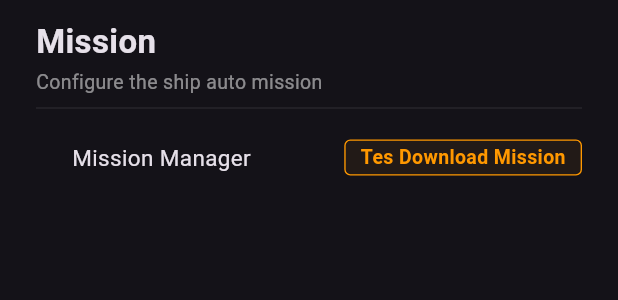
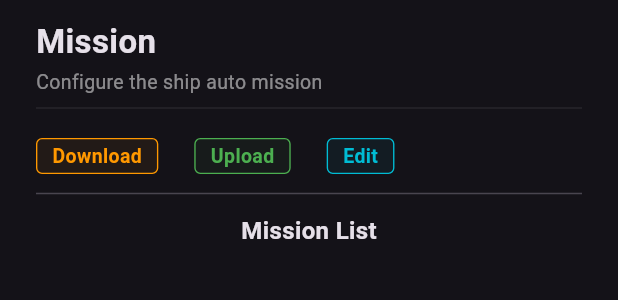
Before and after one commit to himampriyono/katamaran_ground_control, a Flutter app: the MissionPage widget shown alone on an empty page, opened directly, on a phone screen of 412 x 824 dp. Shown: the top 300 px of the screen. Run offline on Flutter 3.47's test engine with Material 3 defaults, Android fonts, the phone set to English and light mode, and no system bars; our stand-ins replace flutter_map, latlong2, shared_preferences; missing offline and left inert: dart:ffi, dart_mavlink, flutter_libserialport, window_manager; accounts and stored records are empty; statements that could not run were skipped.

Commit message:
add misison list display

```diff
--- a/lib/models/mission_item.dart
+++ /dev/null
@@ -1,18 +0,0 @@
-import 'package:dart_mavlink/dialects/common.dart';
-import 'package:flutter/material.dart';
-
-class MissionItem {
-  final int sequence;
-  final MavCmd command;
-  final double latitude;
-  final double longitude;
-  final double altitude;
-
-  const MissionItem({
-    required this.sequence,
-    required this.command,
-    required this.latitude,
-    required this.longitude,
-    required this.altitude,
-  });
-}
--- a/lib/widgets/settings/pages/mission_page.dart
+++ b/lib/widgets/settings/pages/mission_page.dart
@@ -1,7 +1,10 @@
 import 'package:flutter/material.dart';
 
+import '../../../data/mavlink_data.dart';
 import '../../../services/mission_service.dart';
+import '../../../services/notifier_service.dart';
 import '../widgets/action_button.dart';
+import '../widgets/mission_tile.dart';
 import '../widgets/setting_page_header.dart';
 import '../widgets/settings_group.dart';
 import '../widgets/settings_tile.dart';
@@ -20,20 +23,51 @@ class MissionPage extends StatelessWidget {
             title: "Mission",
             subtitle: "Configure the ship auto mission",
           ),
-          SizedBox(height: 4),
-          Column(
+          SizedBox(height: 12),
+          Row(
             children: [
-              SettingsTile(
-                title: "Mission Manager",
-                trailing: ActionButton(
-                  text: "Tes Download Mission",
-                  color: Colors.orange,
-                  onTap: () {
-                    MissionService.requestMissionList();
-                  },
-                ),
+              ActionButton(
+                text: "Download",
+                color: Colors.orange,
+                onTap: () {
+                  MissionService.requestMissionList();
+                },
+              ),
+              const SizedBox(width: 24),
+              ActionButton(text: "Upload", color: Colors.green, onTap: () {}),
+              const SizedBox(width: 24),
+              ActionButton(text: "Edit", color: Colors.cyan, onTap: () {}),
+            ],
+          ),
+          const SizedBox(height: 5),
+          const Divider(),
+          const SizedBox(height: 5),
+          const Row(
+            mainAxisAlignment: MainAxisAlignment.center,
+            children: [
+              Text(
+                "Mission List",
+                textAlign: TextAlign.center,
+                style: TextStyle(fontSize: 16, fontWeight: FontWeight.w600),
               ),
             ],
+          ),
+          SizedBox(height: 12),
+          Expanded(
+            child: ValueListenableBuilder(
+              valueListenable: NotifierService.missionTrigger,
+              builder: (context, _, _) {
+                return ListView.builder(
+                  shrinkWrap: true,
+                  itemCount: MavlinkData.missionItems.length,
+                  itemBuilder: (context, index) {
+                    return MissionTile(
+                      mission: MavlinkData.missionItems[index],
+                    );
+                  },
+                );
+              },
+            ),
           ),
         ],
       ),
```
Also changed, not shown: lib/utils/mission_extensions.dart (added, +18 -0 lines), lib/widgets/settings/widgets/mission_tile.dart (+36 -0 lines), lib/widgets/settings/windows/mission_manager.dart (added, +17 -0 lines).
